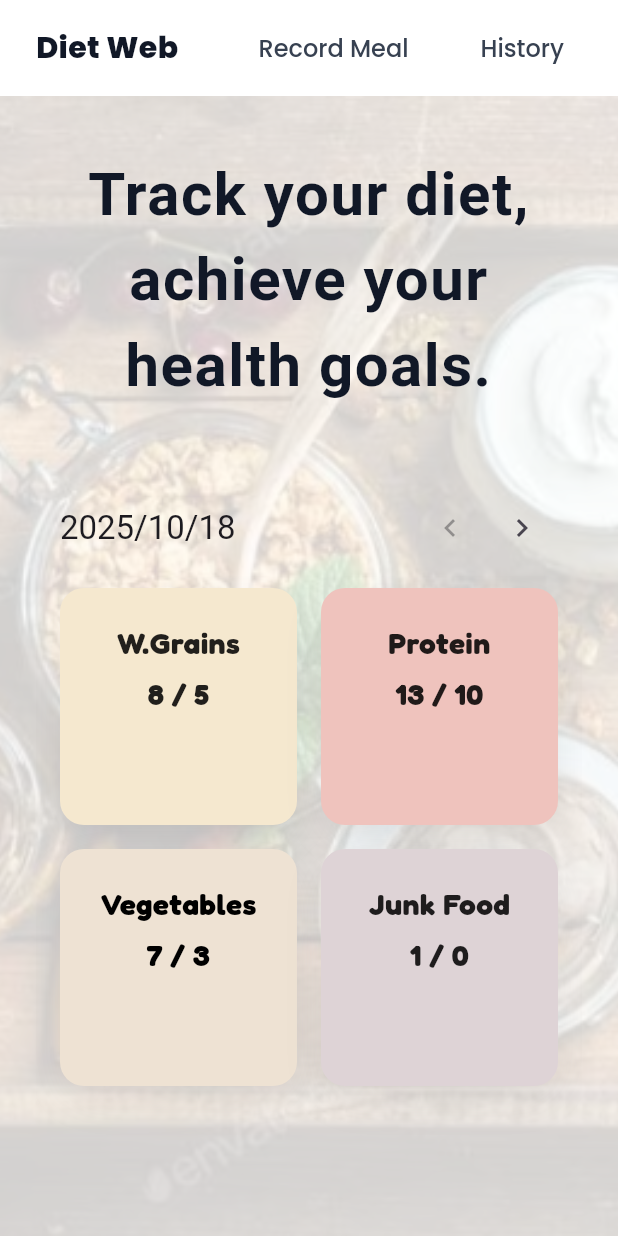
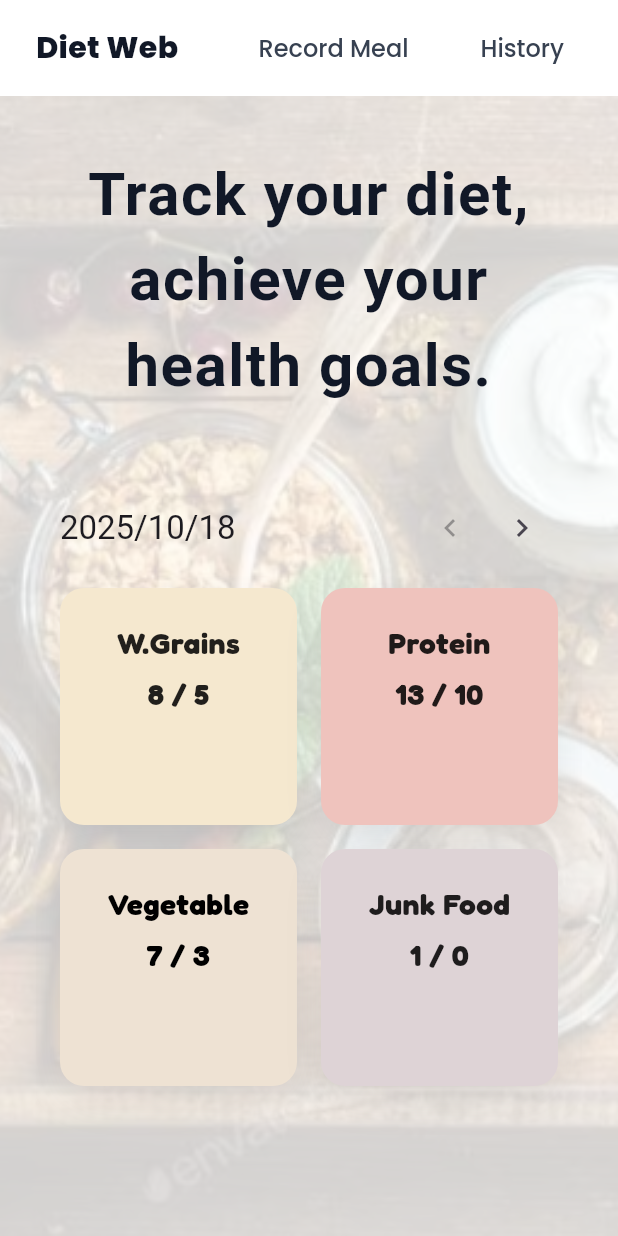
Before and after one commit to Elaine-Chang-0321/flutter_dietweb, a Flutter app: the screen it shows after launch, scrolled down 336 dp, on a phone screen of 412 x 824 dp. Run offline on Flutter 3.47's test engine with Material 3 defaults, Android fonts, the phone set to English and light mode, and no system bars; our stand-ins replace google_fonts; Roboto replaces fonts that are missing (Handlee).

Commit message:
fix: adjust mobile layout and card min width for better responsiveness2

```diff
--- a/lib/widgets/goal_card.dart
+++ b/lib/widgets/goal_card.dart
@@ -111,7 +111,9 @@ class _GoalCardState extends State<GoalCard> {
             Text(
               widget.isMobileView && widget.title == 'Whole Grains'
                   ? 'W.Grains'
-                  : widget.title,
+                  : widget.isMobileView && widget.title == 'Vegetables'
+                      ? 'Vegetable'
+                      : widget.title,
               style: GoogleFonts.fredoka(
                 fontSize: widget.isMobileView ? 20 : 28, // Adjust font size based on isMobileView
                 fontWeight: FontWeight.w700,
```
